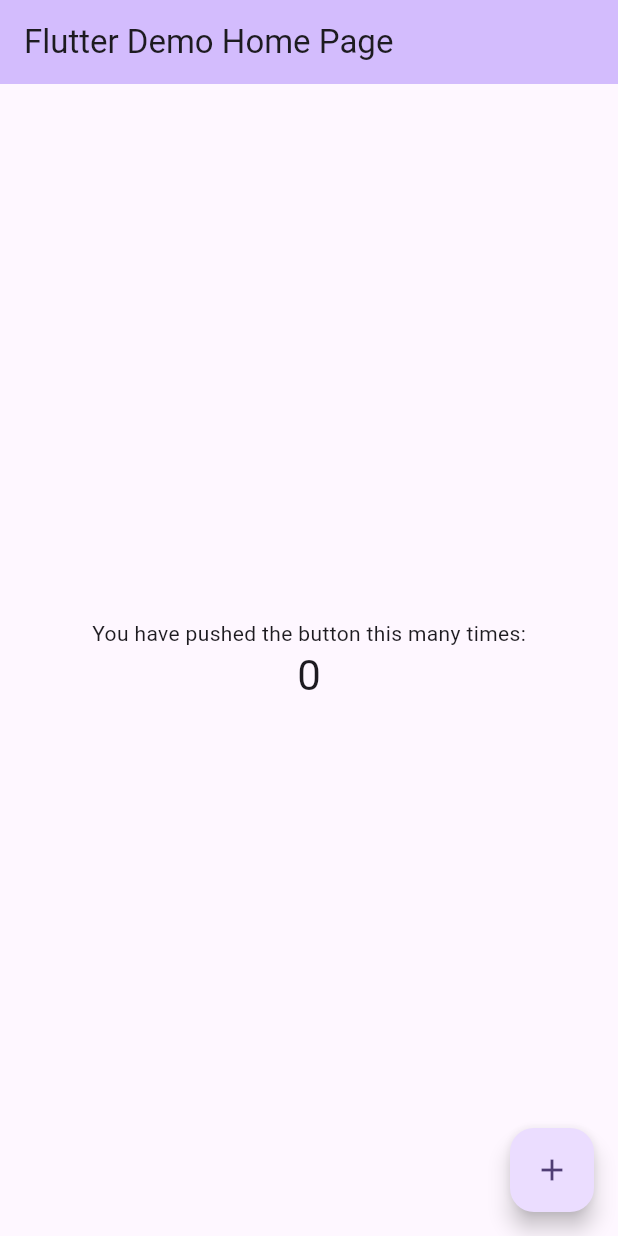
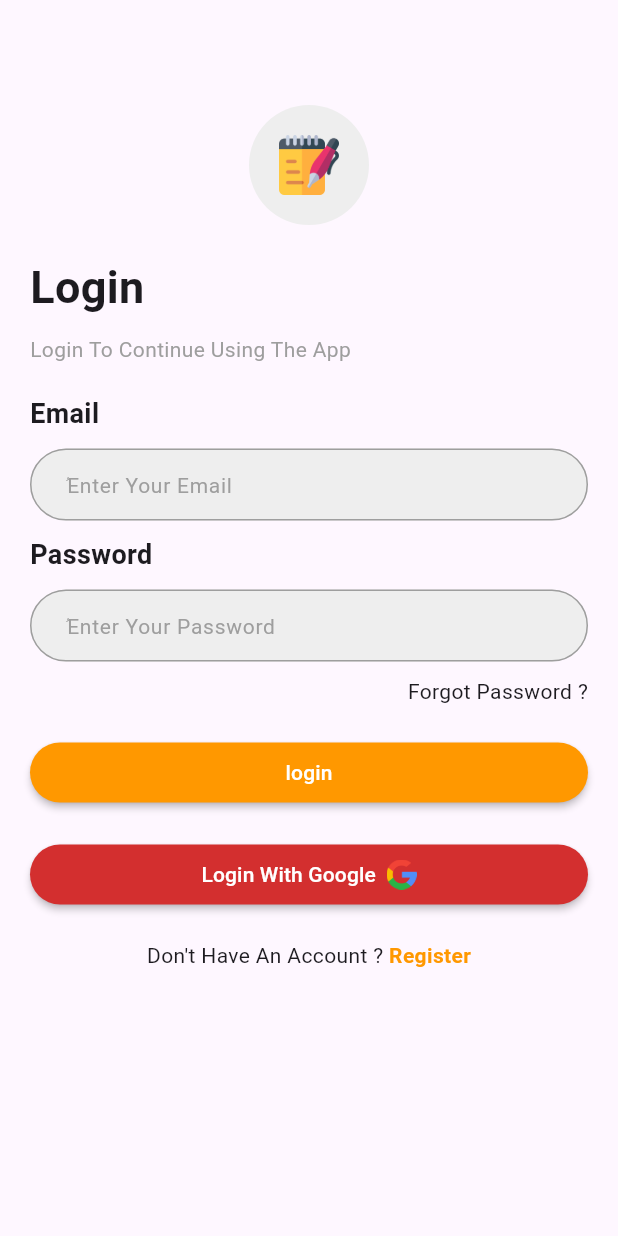
Before and after one commit to elsayedelhoseny/firebase, a Flutter app: the screen it shows after launch, on a phone screen of 412 x 824 dp. Run offline on Flutter 3.47's test engine with Material 3 defaults, Android fonts, the phone set to English and light mode, and no system bars; our stand-ins replace firebase_core; accounts and stored records are empty.

Commit message:
login ui

```diff
--- /dev/null
+++ b/lib/auth/login.dart
@@ -0,0 +1,104 @@
+import 'package:flutter/material.dart';
+import 'package:tests/components/custombuttonauth.dart';
+import 'package:tests/components/customlogoauth.dart';
+import 'package:tests/components/textformfield.dart';
+
+class Login extends StatefulWidget {
+  const Login({super.key});
+
+  @override
+  State<Login> createState() => _LoginState();
+}
+
+class _LoginState extends State<Login> {
+  TextEditingController email = TextEditingController();
+  TextEditingController password = TextEditingController();
+
+  @override
+  Widget build(BuildContext context) {
+    return Scaffold(
+      body: Container(
+        padding: const EdgeInsets.all(20),
+        child: ListView(children: [
+          Column(
+            crossAxisAlignment: CrossAxisAlignment.start,
+            children: [
+              Container(height: 50),
+              const CustomLogoAuth(),
+              Container(height: 20),
+              const Text("Login",
+                  style: TextStyle(fontSize: 30, fontWeight: FontWeight.bold)),
+              Container(height: 10),
+              const Text("Login To Continue Using The App",
+                  style: TextStyle(color: Colors.grey)),
+              Container(height: 20),
+              const Text(
+                "Email",
+                style: TextStyle(fontWeight: FontWeight.bold, fontSize: 18),
+              ),
+              Container(height: 10),
+              CustomTextForm(
+                  hinttext: "ُEnter Your Email", mycontroller: email),
+              Container(height: 10),
+              const Text(
+                "Password",
+                style: TextStyle(fontWeight: FontWeight.bold, fontSize: 18),
+              ),
+              Container(height: 10),
+              CustomTextForm(
+                  hinttext: "ُEnter Your Password", mycontroller: email),
+              Container(
+                margin: const EdgeInsets.only(top: 10, bottom: 20),
+                alignment: Alignment.topRight,
+                child: const Text(
+                  "Forgot Password ?",
+                  style: TextStyle(
+                    fontSize: 14,
+                  ),
+                ),
+              ),
+            ],
+          ),
+          CustomButtonAuth(title: "login", onPressed: () {}),
+          Container(height: 20),
+
+          MaterialButton(
+              height: 40,
+              shape: RoundedRectangleBorder(
+                  borderRadius: BorderRadius.circular(20)),
+              color: Colors.red[700],
+              textColor: Colors.white,
+              onPressed: () {},
+              child: Row(
+                mainAxisAlignment: MainAxisAlignment.center,
+                children: [
+                  const Text("Login With Google  "),
+                  Image.asset(
+                    "images/4.png",
+                    width: 20,
+                  )
+                ],
+              )),
+          Container(height: 20),
+          // Text("Don't Have An Account ? Resister" , textAlign: TextAlign.center,)
+          InkWell(
+            onTap: () {
+              Navigator.of(context).pushNamed("signup");
+            },
+            child: const Center(
+              child: Text.rich(TextSpan(children: [
+                TextSpan(
+                  text: "Don't Have An Account ? ",
+                ),
+                TextSpan(
+                    text: "Register",
+                    style: TextStyle(
+                        color: Colors.orange, fontWeight: FontWeight.bold)),
+              ])),
+            ),
+          )
+        ]),
+      ),
+    );
+  }
+}
--- /dev/null
+++ b/lib/components/custombuttonauth.dart
@@ -0,0 +1,19 @@
+import 'package:flutter/material.dart';
+
+class CustomButtonAuth extends StatelessWidget {
+  final void Function()? onPressed;
+  final String title;
+  const CustomButtonAuth({super.key, this.onPressed, required this.title});
+
+  @override
+  Widget build(BuildContext context) {
+    return MaterialButton(
+      height: 40,
+      shape: RoundedRectangleBorder(borderRadius: BorderRadius.circular(20)),
+      color: Colors.orange,
+      textColor: Colors.white,
+      onPressed: onPressed,
+      child: Text(title),
+    );
+  }
+}
--- /dev/null
+++ b/lib/components/customlogoauth.dart
@@ -0,0 +1,22 @@
+import 'package:flutter/material.dart';
+
+class CustomLogoAuth extends StatelessWidget {
+  const CustomLogoAuth({super.key});
+
+  @override
+  Widget build(BuildContext context) {
+    return Center(
+      child: Container(
+          alignment: Alignment.center,
+          width: 80,
+          height: 80,
+          padding: const EdgeInsets.all(10),
+          decoration: BoxDecoration(
+              color: Colors.grey[200], borderRadius: BorderRadius.circular(70)),
+          child: Image.asset(
+            "images/logo.png",
+            height: 40,
+          )),
+    );
+  }
+}
--- /dev/null
+++ b/lib/components/textformfield.dart
@@ -0,0 +1,29 @@
+import 'package:flutter/material.dart';
+
+class CustomTextForm extends StatelessWidget {
+  final String hinttext;
+  final TextEditingController mycontroller;
+
+  const CustomTextForm(
+      {super.key, required this.hinttext, required this.mycontroller});
+
+  @override
+  Widget build(BuildContext context) {
+    return TextFormField(
+      controller: mycontroller,
+      decoration: InputDecoration(
+          hintText: hinttext,
+          hintStyle: TextStyle(fontSize: 14, color: Colors.grey),
+          contentPadding: EdgeInsets.symmetric(vertical: 2, horizontal: 20),
+          filled: true,
+          fillColor: Colors.grey[200],
+          border: OutlineInputBorder(
+              borderRadius: BorderRadius.circular(50),
+              borderSide:
+                  BorderSide(color: const Color.fromARGB(255, 184, 184, 184))),
+          enabledBorder: OutlineInputBorder(
+              borderRadius: BorderRadius.circular(50),
+              borderSide: BorderSide(color: Colors.grey))),
+    );
+  }
+}
--- a/lib/main.dart
+++ b/lib/main.dart
@@ -1,125 +1,27 @@
+import 'package:firebase_core/firebase_core.dart';
 import 'package:flutter/material.dart';
+import 'package:tests/auth/login.dart';
+import 'package:tests/firebase_options.dart';
 
-void main() {
-  runApp(const MyApp());
+void main() async {
+  WidgetsFlutterBinding.ensureInitialized();
+  await Firebase.initializeApp(
+    options: DefaultFirebaseOptions.currentPlatform,
+  );
+  runApp(MyApp());
 }
 
 class MyApp extends StatelessWidget {
   const MyApp({super.key});
-
-  // This widget is the root of your application.
   @override
   Widget build(BuildContext context) {
     return MaterialApp(
       title: 'Flutter Demo',
       theme: ThemeData(
-        // This is the theme of your application.
-        //
-        // TRY THIS: Try running your application with "flutter run". You'll see
-        // the application has a purple toolbar. Then, without quitting the app,
-        // try changing the seedColor in the colorScheme below to Colors.green
-        // and then invoke "hot reload" (save your changes or press the "hot
-        // reload" button in a Flutter-supported IDE, or press "r" if you used
-        // the command line to start the app).
-        //
-        // Notice that the counter didn't reset back to zero; the application
-        // state is not lost during the reload. To reset the state, use hot
-        // restart instead.
-        //
-        // This works for code too, not just values: Most code changes can be
-        // tested with just a hot reload.
         colorScheme: ColorScheme.fromSeed(seedColor: Colors.deepPurple),
         useMaterial3: true,
       ),
-      home: const MyHomePage(title: 'Flutter Demo Home Page'),
+      home: const Login(),
     );
   }
 }
-
-class MyHomePage extends StatefulWidget {
-  const MyHomePage({super.key, required this.title});
-
-  // This widget is the home page of your application. It is stateful, meaning
-  // that it has a State object (defined below) that contains fields that affect
-  // how it looks.
-
-  // This class is the configuration for the state. It holds the values (in this
-  // case the title) provided by the parent (in this case the App widget) and
-  // used by the build method of the State. Fields in a Widget subclass are
-  // always marked "final".
-
-  final String title;
-
-  @override
-  State<MyHomePage> createState() => _MyHomePageState();
-}
-
-class _MyHomePageState extends State<MyHomePage> {
-  int _counter = 0;
-
-  void _incrementCounter() {
-    setState(() {
-      // This call to setState tells the Flutter framework that something has
-      // changed in this State, which causes it to rerun the build method below
-      // so that the display can reflect the updated values. If we changed
-      // _counter without calling setState(), then the build method would not be
-      // called again, and so nothing would appear to happen.
-      _counter++;
-    });
-  }
-
-  @override
-  Widget build(BuildContext context) {
-    // This method is rerun every time setState is called, for instance as done
-    // by the _incrementCounter method above.
-    //
-    // The Flutter framework has been optimized to make rerunning build methods
-    // fast, so that you can just rebuild anything that needs updating rather
-    // than having to individually change instances of widgets.
-    return Scaffold(
-      appBar: AppBar(
-        // TRY THIS: Try changing the color here to a specific color (to
-        // Colors.amber, perhaps?) and trigger a hot reload to see the AppBar
-        // change color while the other colors stay the same.
-        backgroundColor: Theme.of(context).colorScheme.inversePrimary,
-        // Here we take the value from the MyHomePage object that was created by
-        // the App.build method, and use it to set our appbar title.
-        title: Text(widget.title),
-      ),
-      body: Center(
-        // Center is a layout widget. It takes a single child and positions it
-        // in the middle of the parent.
-        child: Column(
-          // Column is also a layout widget. It takes a list of children and
-          // arranges them vertically. By default, it sizes itself to fit its
-          // children horizontally, and tries to be as tall as its parent.
-          //
-          // Column has various properties to control how it sizes itself and
-          // how it positions its children. Here we use mainAxisAlignment to
-          // center the children vertically; the main axis here is the vertical
-          // axis because Columns are vertical (the cross axis would be
-          // horizontal).
-          //
-          // TRY THIS: Invoke "debug painting" (choose the "Toggle Debug Paint"
-          // action in the IDE, or press "p" in the console), to see the
-          // wireframe for each widget.
-          mainAxisAlignment: MainAxisAlignment.center,
-          children: <Widget>[
-            const Text(
-              'You have pushed the button this many times:',
-            ),
-            Text(
-              '$_counter',
-              style: Theme.of(context).textTheme.headlineMedium,
-            ),
-          ],
-        ),
-      ),
-      floatingActionButton: FloatingActionButton(
-        onPressed: _incrementCounter,
-        tooltip: 'Increment',
-        child: const Icon(Icons.add),
-      ), // This trailing comma makes auto-formatting nicer for build methods.
-    );
-  }
-}
```
Also changed, not shown: pubspec.yaml (+6 -2 lines), images/1.png (added), images/2.png (added), images/3.png (added), images/4.png (added), images/logo.png (added), pubspec.lock, 6 other files.
